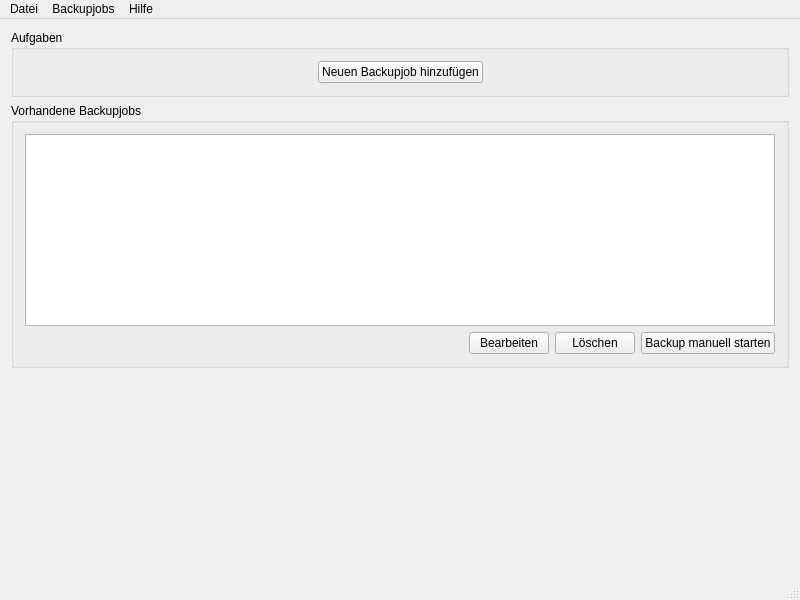
This is mainwindow.ui in theinvisible/tiBackupUi as Qt 5 draws it before an edit. The edited form follows.
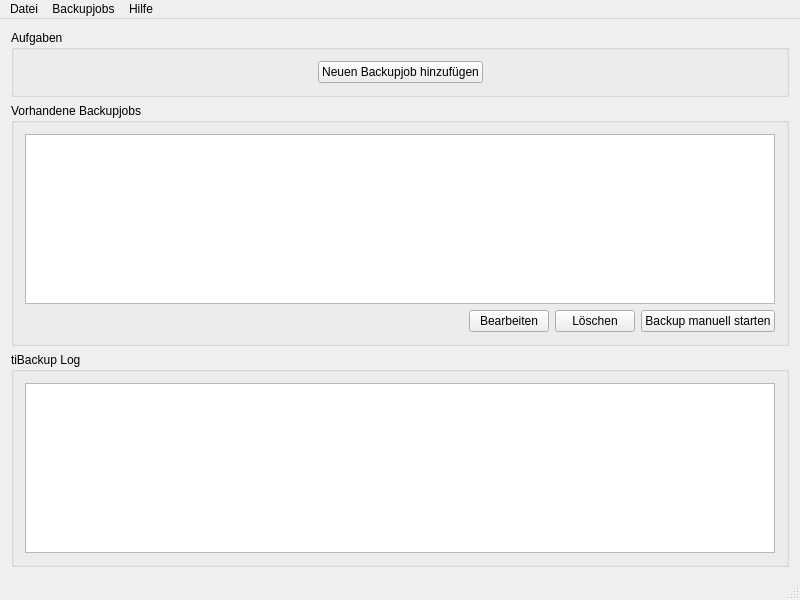
This is the edited form.

Commit message: Added better logging and Log window for GUI

Diff of the .ui file:
```diff
--- a/mainwindow.ui
+++ b/mainwindow.ui
@@ -122,17 +122,16 @@
      </widget>
     </item>
     <item>
-     <spacer name="verticalSpacer">
-      <property name="orientation">
-       <enum>Qt::Vertical</enum>
+     <widget class="QGroupBox" name="groupBox_3">
+      <property name="title">
+       <string>tiBackup Log</string>
       </property>
-      <property name="sizeHint" stdset="0">
-       <size>
-        <width>20</width>
-        <height>40</height>
-       </size>
-      </property>
-     </spacer>
+      <layout class="QVBoxLayout" name="verticalLayout_4">
+       <item>
+        <widget class="QPlainTextEdit" name="teTibackupLog"/>
+       </item>
+      </layout>
+     </widget>
     </item>
    </layout>
   </widget>
```
The commit also changes 5 other files.
